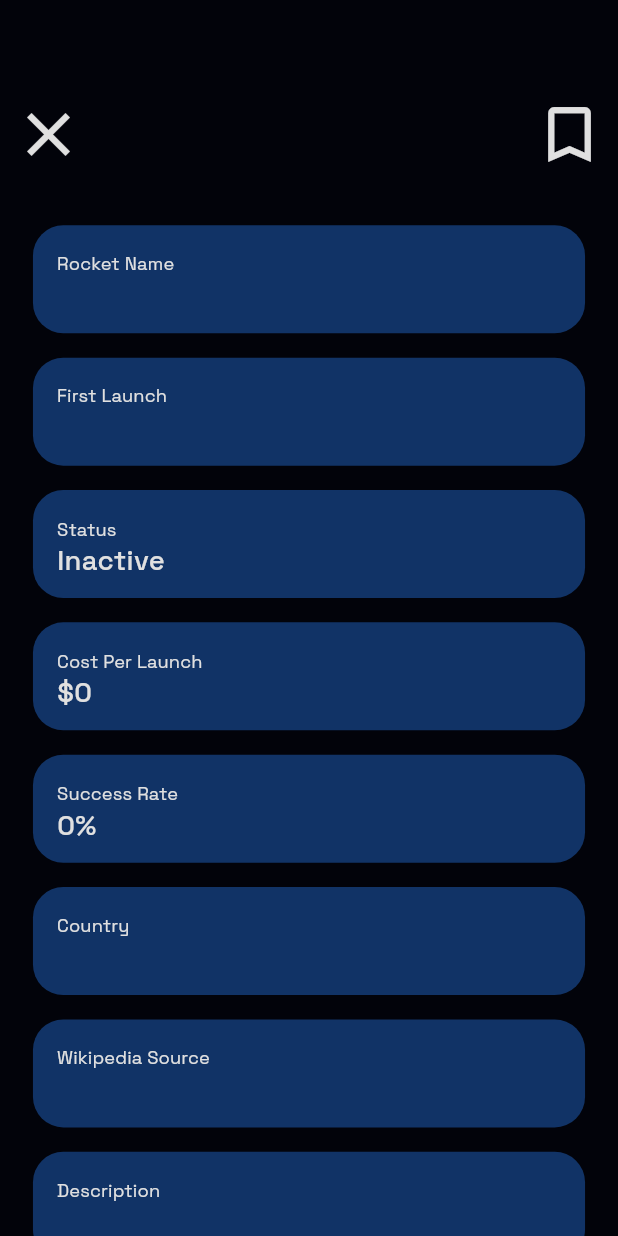
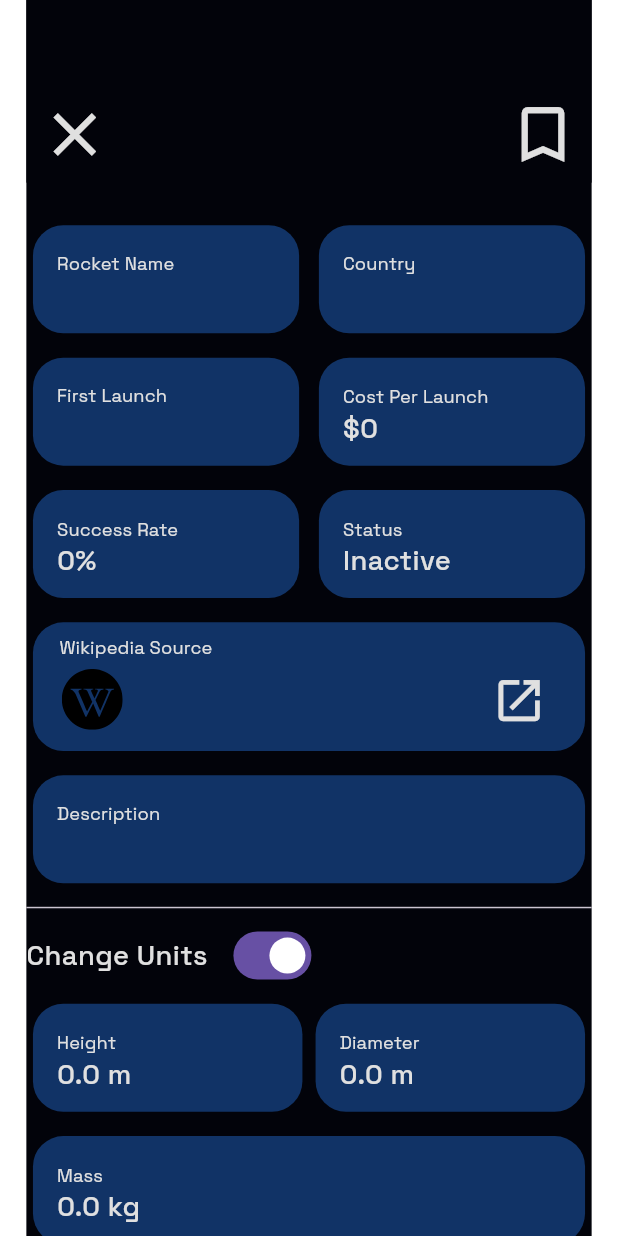
Before and after one commit to 1Shibam/space_x_rocket_launches, a Flutter app: the RocketDetailScreen screen opened directly with empty values, on a phone screen of 412 x 824 dp. Run offline on Flutter 3.47's test engine with Material 3 defaults, Android fonts, the phone set to English and light mode, and no system bars; our stand-ins replace dio, flutter_dotenv, flutter_riverpod, flutter_screenutil, flutter_svg, go_router and 1 more; accounts and stored records are empty; network calls fail.

Commit message:
update UI

```diff
--- a/lib/widgets/rockets_detail_screen.dart
+++ b/lib/widgets/rockets_detail_screen.dart
@@ -5,6 +5,7 @@ import 'package:space_x_rocket_launches/models/rockets_data_model.dart';
 import 'package:space_x_rocket_launches/providers/rockets_database_state_providers.dart';
 
 import 'package:space_x_rocket_launches/theme/app_colors.dart';
+import 'package:space_x_rocket_launches/widgets/url_icon_button.dart';
 
 class RocketDetailScreen extends ConsumerStatefulWidget {
   const RocketDetailScreen({super.key, required this.rocket});
@@ -19,7 +20,9 @@ class _RocketDetailScreenState extends ConsumerState<RocketDetailScreen> {
 
   @override
   Widget build(BuildContext context) {
-    return Scaffold(
+    return Padding(
+      padding: EdgeInsets.symmetric(horizontal: 16.w),
+      child: Scaffold(
         appBar: PreferredSize(
           preferredSize: Size(double.infinity, 120.h),
           child: Container(
@@ -52,8 +55,6 @@ class _RocketDetailScreenState extends ConsumerState<RocketDetailScreen> {
           ),
         ),
         body: Center(
-        child: Padding(
-          padding: EdgeInsets.symmetric(horizontal: 16.w),
           child: SingleChildScrollView(
             child: Column(
               mainAxisSize: MainAxisSize.min,
@@ -61,25 +62,33 @@ class _RocketDetailScreenState extends ConsumerState<RocketDetailScreen> {
               mainAxisAlignment: MainAxisAlignment.start,
               children: [
                 SizedBox(height: 20.h),
-                BuildTile(
+                BuildRow(
+                  first: BuildTile(
                       title: 'Rocket Name', subtitle: widget.rocket.rocketName),
-                BuildTile(
+                  second: BuildTile(
+                      title: 'Country', subtitle: widget.rocket.country),
+                ),
+                BuildRow(
+                  first: BuildTile(
                       title: 'First Launch',
                       subtitle: widget.rocket.firstLaunch.split('T')[0]),
-                BuildTile(
+                  second: BuildTile(
+                      title: 'Cost Per Launch',
+                      subtitle: '\$${widget.rocket.costPerLaunch.toString()}'),
+                ),
+                BuildRow(
+                  first: BuildTile(
+                      title: 'Success Rate',
+                      subtitle: '${widget.rocket.successRate.toString()}%'),
+                  second: BuildTile(
                       title: 'Status',
                       subtitle:
                           widget.rocket.activeStatus ? "Active" : 'Inactive'),
-                BuildTile(
-                    title: 'Cost Per Launch',
-                    subtitle: '\$${widget.rocket.costPerLaunch.toString()}'),
-                BuildTile(
-                    title: 'Success Rate',
-                    subtitle: '${widget.rocket.successRate.toString()}%'),
-                BuildTile(title: 'Country', subtitle: widget.rocket.country),
-                BuildTile(
-                    title: 'Wikipedia Source',
-                    subtitle: widget.rocket.wikipediaSource),
+                ),
+                UrlIconButton(
+                    imageUrl: 'assets/images/wikipedia copy.svg',
+                    link: widget.rocket.wikipediaSource,
+                    title: 'Wikipedia Source'),
                 BuildTile(
                     title: 'Description', subtitle: widget.rocket.description),
                 const Divider(),
@@ -155,3 +164,23 @@ class BuildTile extends StatelessWidget {
     );
   }
 }
+
+class BuildRow extends StatelessWidget {
+  const BuildRow({super.key, required this.first, required this.second});
+  final Widget first;
+  final Widget second;
+
+  @override
+  Widget build(BuildContext context) {
+    return Row(
+      mainAxisSize: MainAxisSize.min,
+      children: [
+        Expanded(child: first),
+        SizedBox(
+          width: 4.w,
+        ),
+        Expanded(child: second)
+      ],
+    );
+  }
+}
--- a/lib/widgets/url_icon_button.dart
+++ b/lib/widgets/url_icon_button.dart
@@ -1,13 +1,19 @@
 import 'package:flutter/material.dart';
+import 'package:flutter_screenutil/flutter_screenutil.dart';
 import 'package:flutter_svg/svg.dart';
 import 'package:space_x_rocket_launches/theme/app_colors.dart';
 import 'package:space_x_rocket_launches/widgets/custom_snackbar.dart';
 import 'package:url_launcher/url_launcher.dart';
 
 class UrlIconButton extends StatelessWidget {
-  const UrlIconButton({super.key, required this.imageUrl, required this.link});
+  const UrlIconButton(
+      {super.key,
+      required this.imageUrl,
+      required this.link,
+      required this.title});
   final String imageUrl;
   final String link;
+  final String title;
 
   Future<void> _launchURL(BuildContext context) async {
     final Uri uri = Uri.parse(link);
@@ -25,19 +31,45 @@ class UrlIconButton extends StatelessWidget {
 
   @override
   Widget build(BuildContext context) {
-    return Row(
-      mainAxisSize: MainAxisSize.min,
+    return Padding(
+      padding: EdgeInsets.symmetric(horizontal: 4.w, vertical: 8.h),
+      child: Container(
+        padding: EdgeInsets.symmetric(vertical: 8.h, horizontal: 16.w),
+        decoration: BoxDecoration(
+            color: AppColors.darkAccent,
+            borderRadius: BorderRadius.circular(20.r)),
+        child: Column(
+          crossAxisAlignment: CrossAxisAlignment.start,
           children: [
-        SvgPicture.asset(imageUrl, height: 24, width: 24),
-        const SizedBox(width: 8), // Proper spacing
+            Text(
+              title,
+              style: Theme.of(context).textTheme.labelLarge,
+            ),
+            Row(
+              mainAxisAlignment: MainAxisAlignment.spaceBetween,
+              children: [
+                SvgPicture.asset(
+                  imageUrl,
+                  width: 40.w,
+                  height: 40.h,
+                ),
                 IconButton(
-          onPressed: () => _launchURL(context), // Pass context here
+                    onPressed: () async {
+                      try {
+                        _launchURL(context);
+                      } catch (e) {
+                        debugPrint('lmao');
+                      }
+                    },
                     icon: const Icon(
                       Icons.launch,
                       color: AppColors.darkText,
-          ),
+                    ))
+              ],
             )
           ],
+        ),
+      ),
     );
   }
 }
```
Also changed, not shown: lib/screens/home_screen.dart (+4 -74 lines), lib/screens/saved_rocket_screen.dart (+83 -0 lines), lib/screens/splash_screen.dart (+21 -3 lines), lib/widgets/launches_detail_screen.dart (+19 -14 lines). Lines whose indentation alone changed are shown as unchanged.
